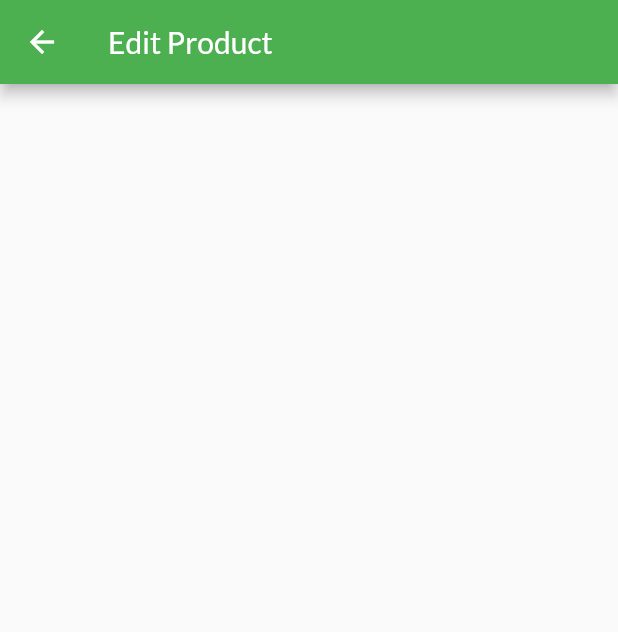
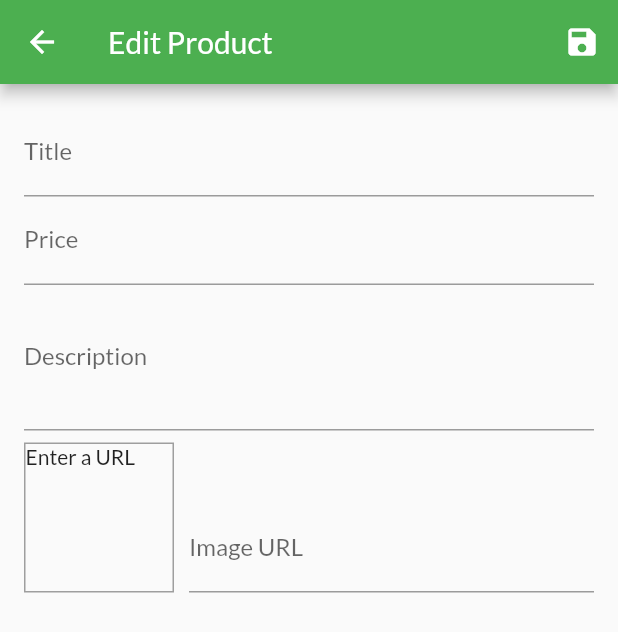
Before and after one commit to sadatd/flutter_complete_guide, a Flutter app: the EditProductScreen screen opened directly, on a phone screen of 412 x 824 dp. Shown: the top 632 px of the screen. Run offline on Flutter 3.47's test engine with Material 2 defaults, Android fonts, the phone set to English and light mode, and no system bars; network calls fail.

Commit message:
Add editProductScreen and UserProductScreen

```diff
--- a/shop_app/lib/main.dart
+++ b/shop_app/lib/main.dart
@@ -6,6 +6,7 @@
 import './screens/products_overview_screen.dart';
 import './screens/product_detail_screen.dart';
 import './screens/orders_screen.dart';
+import './screens/edit_product_screen.dart';
 import './providers/products.dart';
 import './providers/cart.dart';
 import './providers/orders.dart';
@@ -42,6 +43,7 @@
           ProductDetailScreen.routeName: (ctx) => ProductDetailScreen(),
           OrdersScreen.routeName: (ctx) => OrdersScreen(),
           UserProductsScreen.routeName: (ctx) => UserProductsScreen(),
+          EditProductScreen.routeName: (ctx) => EditProductScreen(),
         },
       ),
     );
--- a/shop_app/lib/screens/edit_product_screen.dart
+++ b/shop_app/lib/screens/edit_product_screen.dart
@@ -1,16 +1,179 @@
 import 'package:flutter/material.dart';
 
+import '../providers/product.dart';
+
 class EditProductScreen extends StatefulWidget {
+  static const routeName = '/edit-product';
+
   @override
   _EditProductScreenState createState() => _EditProductScreenState();
 }
 
 class _EditProductScreenState extends State<EditProductScreen> {
+  final _priceFocusNode = FocusNode();
+  final _descriptionFocusNode = FocusNode();
+  final _imageUrlFocusNode = FocusNode();
+  final _imageUrlControler = TextEditingController();
+  final _form = GlobalKey<FormState>();
+  Product _editedProduct = Product(
+    id: null,
+    description: '',
+    price: 0,
+    title: '',
+    imageUrl: '',
+  );
+
+  @override
+  void initState() {
+    _imageUrlFocusNode.addListener(_updateImageUrl);
+    super.initState();
+  }
+
+  @override
+  void dispose() {
+    _imageUrlFocusNode.removeListener(_updateImageUrl);
+    _priceFocusNode.dispose();
+    _descriptionFocusNode.dispose();
+    _imageUrlControler.dispose();
+    super.dispose();
+  }
+
+  void _updateImageUrl() {
+    if (!_imageUrlFocusNode.hasFocus) {
+      setState(() {});
+    }
+  }
+
+  void _saveForm() {
+    _form.currentState.save();
+    print(_editedProduct.title);
+    print(_editedProduct.price);
+    print(_editedProduct.description);
+    print(_editedProduct.imageUrl);
+  }
+
   @override
   Widget build(BuildContext context) {
     return Scaffold(
-      appBar: AppBar(title: Text('Edit Product'),),
-      body: null,
+      appBar: AppBar(
+        title: Text('Edit Product'),
+        actions: [
+          IconButton(
+            onPressed: _saveForm,
+            icon: Icon(Icons.save),
+          ),
+        ],
+      ),
+      body: Padding(
+        padding: const EdgeInsets.all(16.0),
+        child: Form(
+          key: _form,
+          child: ListView(
+            children: <Widget>[
+              TextFormField(
+                decoration: InputDecoration(labelText: 'Title'),
+                textInputAction: TextInputAction.next,
+                onFieldSubmitted: (_) {
+                  FocusScope.of(context).requestFocus(_priceFocusNode);
+                },
+                onSaved: (value) {
+                  _editedProduct = Product(
+                    title: value,
+                    price: _editedProduct.price,
+                    description: _editedProduct.description,
+                    imageUrl: _editedProduct.imageUrl,
+                    id: null,
+                  );
+                },
+              ),
+              TextFormField(
+                decoration: InputDecoration(labelText: 'Price'),
+                focusNode: _priceFocusNode,
+                onFieldSubmitted: (_) {
+                  FocusScope.of(context).requestFocus(_descriptionFocusNode);
+                },
+                textInputAction: TextInputAction.next,
+                keyboardType: TextInputType.number,
+                onSaved: (value) {
+                  _editedProduct = Product(
+                    title: _editedProduct.title,
+                    price: double.parse(value),
+                    description: _editedProduct.description,
+                    imageUrl: _editedProduct.imageUrl,
+                    id: null,
+                  );
+                },
+              ),
+              TextFormField(
+                decoration: InputDecoration(labelText: 'Description'),
+                maxLines: 3,
+                focusNode: _descriptionFocusNode,
+                keyboardType: TextInputType.multiline,
+                onSaved: (value) {
+                  _editedProduct = Product(
+                    title: _editedProduct.title,
+                    price: _editedProduct.price,
+                    description: value,
+                    imageUrl: _editedProduct.imageUrl,
+                    id: null,
+                  );
+                },
+              ),
+              Row(
+                crossAxisAlignment: CrossAxisAlignment.end,
+                children: [
+                  Container(
+                    width: 100,
+                    height: 100,
+                    margin: EdgeInsets.only(
+                      top: 8,
+                      right: 10,
+                    ),
+                    decoration: BoxDecoration(
+                      border: Border.all(
+                        width: 1,
+                        color: Colors.grey,
+                      ),
+                    ),
+                    child: _imageUrlControler.text.isEmpty
+                        ? Text('Enter a URL')
+                        : FittedBox(
+                            child: Image.network(
+                              _imageUrlControler.text,
+                              fit: BoxFit.cover,
+                            ),
+                          ), // Used for image preview
+                  ),
+                  Expanded(
+                    child: TextFormField(
+                      decoration: InputDecoration(labelText: 'Image URL'),
+                      keyboardType: TextInputType.url,
+                      textInputAction: TextInputAction.done,
+                      controller: _imageUrlControler,
+                      focusNode: _imageUrlFocusNode,
+                      onFieldSubmitted: (_) {
+                        _saveForm();
+                      },
+                      onEditingComplete: () {
+                        setState(() {});
+                      },
+                      onSaved: (value) {
+                        _editedProduct = Product(
+                          title: _editedProduct.title,
+                          price: _editedProduct.price,
+                          description: _editedProduct.description,
+                          imageUrl: value,
+                          id: null,
+                        );
+                      },
+                    ),
+                  )
+                ],
+              ),
+            ],
+          ),
+        ),
+      ),
     );
   }
 }
--- a/shop_app/lib/screens/user_products_screen.dart
+++ b/shop_app/lib/screens/user_products_screen.dart
@@ -1,6 +1,7 @@
 import 'package:flutter/material.dart';
 import 'package:provider/provider.dart';
 
+import '../screens/edit_product_screen.dart';
 import '../providers/products.dart';
 import '../widgets/user_product_item.dart';
 import '../widgets/app_drawer.dart';
@@ -18,7 +19,7 @@
           IconButton(
             icon: const Icon(Icons.add),
             onPressed: () {
-              // ...
+              Navigator.of(context).pushNamed(EditProductScreen.routeName);
             },
           ),
         ],
```
